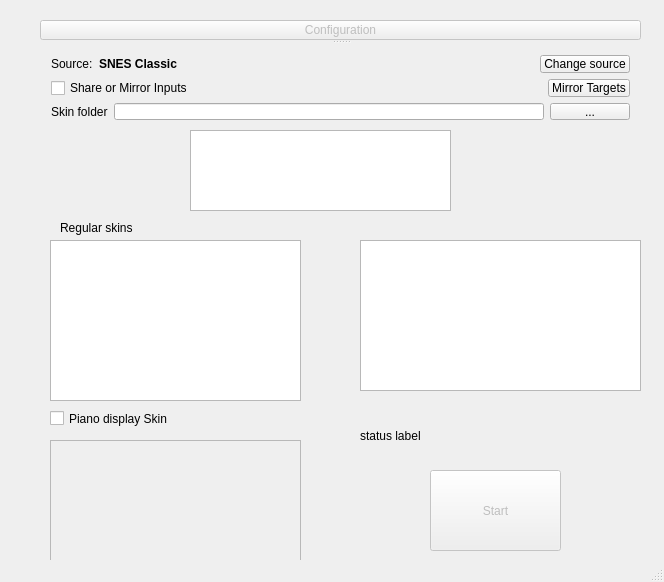
The window that skinselector.ui (Belthasaran/Button-Mash) describes before a commit, drawn with Qt 5.
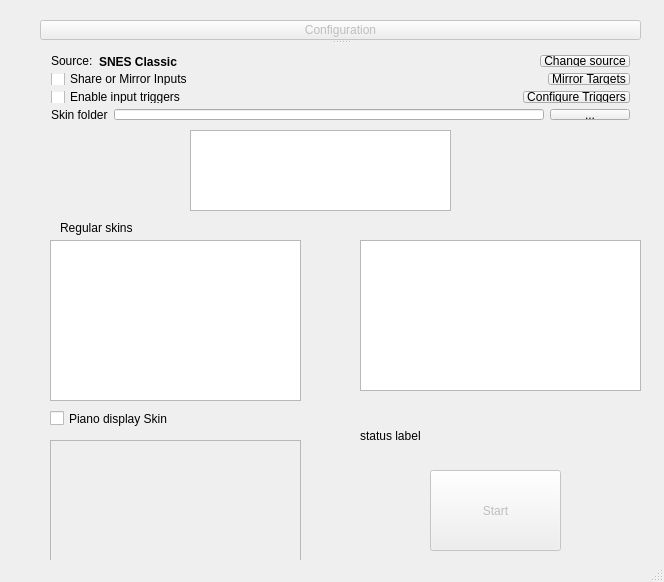
The same window after the commit.

Commit message: interim update for relaying inputs

Patch:
```diff
--- a/skinselector.ui
+++ b/skinselector.ui
@@ -224,6 +224,37 @@
         </item>
        </layout>
       </item>
+      <item>
+       <layout class="QHBoxLayout" name="triggersRowLayout">
+        <item>
+         <widget class="QCheckBox" name="inputTriggersCheckBox">
+          <property name="text">
+           <string>Enable input triggers</string>
+          </property>
+         </widget>
+        </item>
+        <item>
+         <spacer name="triggersSpacer">
+          <property name="orientation">
+           <enum>Qt::Horizontal</enum>
+          </property>
+          <property name="sizeHint" stdset="0">
+           <size>
+            <width>40</width>
+            <height>20</height>
+           </size>
+          </property>
+         </spacer>
+        </item>
+        <item>
+         <widget class="QPushButton" name="configureTriggersButton">
+          <property name="text">
+           <string>Configure Triggers</string>
+          </property>
+         </widget>
+        </item>
+       </layout>
+      </item>
       <item>
        <layout class="QHBoxLayout" name="horizontalLayout">
         <item>
```
The commit also changes 12 other files.
